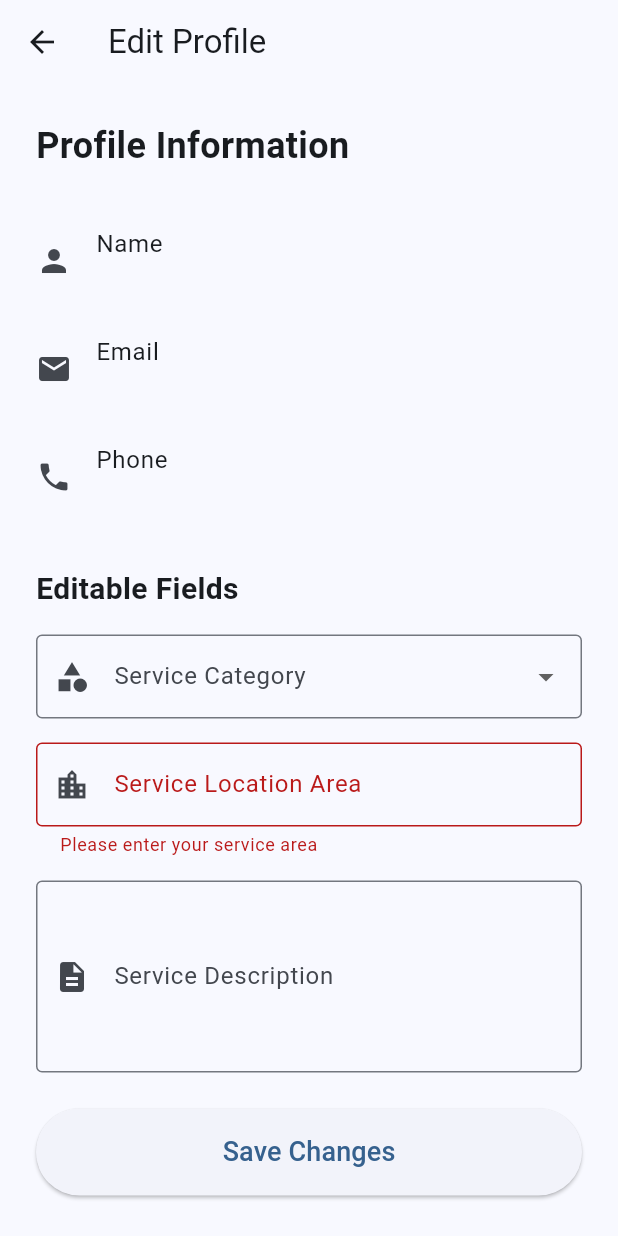
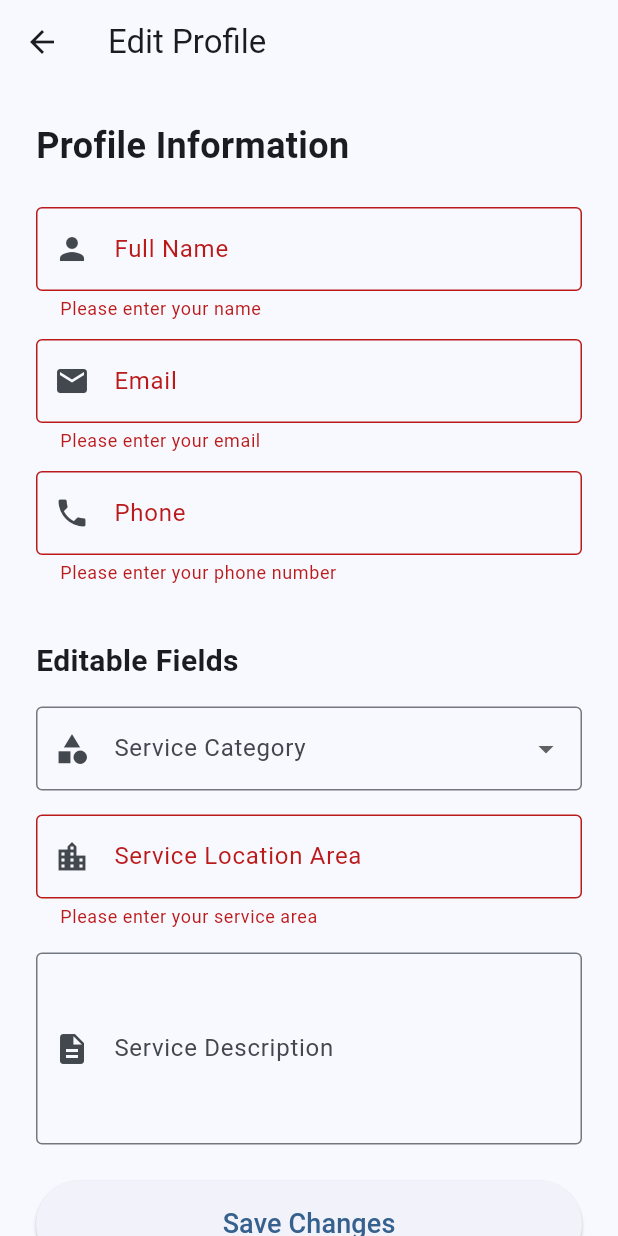
Before and after one commit to MiththikaSamarathunga/ServiceGo, a Flutter app: the ProviderProfileScreen screen opened directly with empty values, after a tap on "Save Changes", on a phone screen of 412 x 824 dp. Run offline on Flutter 3.47's test engine with Material 3 defaults, Android fonts, the phone set to English and light mode, and no system bars; our stand-ins replace cloud_firestore, firebase_auth, firebase_core, geolocator, permission_handler, shared_preferences; missing offline and left inert: flutter_phone_direct_caller; accounts and stored records are empty.

Commit message:
Updated Service Provider Profile Editability

```diff
--- a/lib/providers/auth_provider.dart
+++ b/lib/providers/auth_provider.dart
@@ -23,23 +23,13 @@ class AuthProvider extends ChangeNotifier {
         _currentUser = await _authService
             .getUserData(_authService.currentUser!.uid)
             .timeout(const Duration(seconds: 10));
-        // If no Firestore user document exists, create a minimal one so
-        // the app has profile data to work with. This avoids login getting
-        // stuck when the auth user exists but a profile doc was not written.
         if (_currentUser == null) {
-          final user = _authService.currentUser; // Firebase User
+          final user = _authService.currentUser;
           final uid = user!.uid;
           final email = user.email ?? '';
           final name = user.displayName ?? '';
-          // Default phone and userType; app can let user complete profile later.
           final phone = '';
-          // Do not default to 'customer' here — leave userType empty so
-          // the app's root routing does not incorrectly assume a customer
-          // while a real profile write is still propagating.
           final userType = '';
-
-          // Create the document (best-effort). If it fails, record error but
-          // still allow the app to continue.
           try {
             await _authService.createUserDocument(
               uid: uid,
@@ -79,15 +69,9 @@ class AuthProvider extends ChangeNotifier {
       _error = null;
       _isLoading = true;
       notifyListeners();
-      // Create the Firebase Auth user first so UI can navigate immediately.
-      // Perform Firestore writes in background to avoid blocking the UI.
       UserCredential userCredential = await FirebaseAuth.instance
           .createUserWithEmailAndPassword(email: email, password: password)
           .timeout(const Duration(seconds: 15));
-
-      // Fire-and-forget: create user document in Firestore without blocking
-      // the signup return. Log errors to _error if they occur but do not
-      // prevent navigation.
       _authService.createUserDocument(
         uid: userCredential.user!.uid,
         email: email,
@@ -97,8 +81,6 @@ class AuthProvider extends ChangeNotifier {
       ).catchError((e) {
         _error = 'Failed to write user data: $e';
       });
-
-      // Start loading user data in background (best-effort)
       loadUserData();
 
       _isLoading = false;
--- a/lib/screens/auth/register_screen.dart
+++ b/lib/screens/auth/register_screen.dart
@@ -116,10 +116,13 @@ class _RegisterScreenState extends State<RegisterScreen> {
                     prefixIcon: Icon(Icons.email),
                   ),
                   validator: (value) {
-                    if (value == null || value.isEmpty) {
+                    if (value == null || value.trim().isEmpty) {
                       return 'Please enter your email';
                     }
-                    if (!value.contains('@')) {
+                    final email = value.trim();
+                    // simple, robust email regex
+                    final emailRegex = RegExp(r'^[^@\s]+@[^@\s]+\.[^@\s]+$');
+                    if (!emailRegex.hasMatch(email)) {
                       return 'Please enter a valid email';
                     }
                     return null;
@@ -135,7 +138,7 @@ class _RegisterScreenState extends State<RegisterScreen> {
                     prefixIcon: Icon(Icons.phone),
                   ),
                   validator: (value) {
-                    if (value == null || value.isEmpty) {
+                    if (value == null || value.trim().isEmpty) {
                       return 'Please enter your phone number';
                     }
                     return null;
--- a/lib/screens/customer/category_providers_screen.dart
+++ b/lib/screens/customer/category_providers_screen.dart
@@ -19,17 +19,14 @@ class _CategoryProvidersScreenState extends State<CategoryProvidersScreen> {
   final FirestoreService _firestoreService = FirestoreService();
   final LocationService _locationService = LocationService();
   Position? _userPosition;
-  // location load state not used here (removed unused field)
-  // debug toggle removed - showing only production UI
+  @override
 
-  @override
   void initState() {
     super.initState();
     _loadUserLocation();
   }
 
   Future<void> _loadUserLocation() async {
-    // indicate start of async load (no visual loader used here)
 
     Position? position = await _locationService.getCurrentLocation();
 
@@ -46,7 +43,6 @@ class _CategoryProvidersScreenState extends State<CategoryProvidersScreen> {
         altitudeAccuracy: 0,
         headingAccuracy: 0,
       );
-      // finished loading
     });
   }
 
@@ -201,7 +197,6 @@ class _ProviderCard extends StatelessWidget {
                           ),
                         ),
                       ),
-                    // debug removed
                   ],
                 ),
               ),
--- a/lib/screens/provider/provider_dashboard_screen.dart
+++ b/lib/screens/provider/provider_dashboard_screen.dart
@@ -31,14 +31,10 @@ class _ProviderDashboardScreenState extends State<ProviderDashboardScreen> {
     return StreamBuilder<ServiceProviderModel?>(
       stream: _firestoreService.getServiceProvider(uid),
       builder: (context, snapshot) {
-        // Cache the most recent provider data to avoid flicker when the
-        // stream re-connects or data momentarily disappears.
         if (snapshot.hasData && snapshot.data != null) {
           _cachedProvider = snapshot.data;
         }
 
-        // Use cached data if available; only show loading if we have never
-        // received data before. This prevents flicker on reconnect.
         final provider = _cachedProvider;
         if (provider == null) {
           if (snapshot.connectionState == ConnectionState.waiting) {
--- a/lib/screens/provider/provider_profile_screen.dart
+++ b/lib/screens/provider/provider_profile_screen.dart
@@ -17,6 +17,9 @@ class _ProviderProfileScreenState extends State<ProviderProfileScreen> {
   final FirestoreService _firestoreService = FirestoreService();
 
   late TextEditingController _locationController;
+  late TextEditingController _nameController;
+  late TextEditingController _emailController;
+  late TextEditingController _phoneController;
   late TextEditingController _descriptionController;
   late String _serviceCategory;
   bool _isLoading = false;
@@ -24,6 +27,9 @@ class _ProviderProfileScreenState extends State<ProviderProfileScreen> {
   @override
   void initState() {
     super.initState();
+    _nameController = TextEditingController(text: widget.provider.name);
+    _emailController = TextEditingController(text: widget.provider.email);
+    _phoneController = TextEditingController(text: widget.provider.phone);
     _locationController = TextEditingController(text: widget.provider.location);
     _descriptionController = TextEditingController(text: widget.provider.description ?? '');
     _serviceCategory = widget.provider.serviceCategory;
@@ -31,6 +37,9 @@ class _ProviderProfileScreenState extends State<ProviderProfileScreen> {
 
   @override
   void dispose() {
+    _nameController.dispose();
+    _emailController.dispose();
+    _phoneController.dispose();
     _locationController.dispose();
     _descriptionController.dispose();
     super.dispose();
@@ -46,6 +55,9 @@ class _ProviderProfileScreenState extends State<ProviderProfileScreen> {
         await _firestoreService.updateServiceProvider(
           widget.provider.uid,
           {
+            'name': _nameController.text.trim(),
+            'email': _emailController.text.trim(),
+            'phone': _phoneController.text.trim(),
             'location': _locationController.text.trim(),
             'description': _descriptionController.text.trim(),
             'serviceCategory': _serviceCategory,
@@ -91,24 +103,57 @@ class _ProviderProfileScreenState extends State<ProviderProfileScreen> {
                   style: TextStyle(fontSize: 24, fontWeight: FontWeight.bold),
                 ),
                 const SizedBox(height: 24),
-                ListTile(
-                  leading: const Icon(Icons.person),
-                  title: const Text('Name'),
-                  subtitle: Text(widget.provider.name),
-                  contentPadding: EdgeInsets.zero,
+                TextFormField(
+                  controller: _nameController,
+                  decoration: const InputDecoration(
+                    labelText: 'Full Name',
+                    border: OutlineInputBorder(),
+                    prefixIcon: Icon(Icons.person),
+                  ),
+                  validator: (value) {
+                    if (value == null || value.trim().isEmpty) {
+                      return 'Please enter your name';
+                    }
+                    return null;
+                  },
                 ),
-                ListTile(
-                  leading: const Icon(Icons.email),
-                  title: const Text('Email'),
-                  subtitle: Text(widget.provider.email),
-                  contentPadding: EdgeInsets.zero,
+                const SizedBox(height: 12),
+                TextFormField(
+                  controller: _emailController,
+                  decoration: const InputDecoration(
+                    labelText: 'Email',
+                    border: OutlineInputBorder(),
+                    prefixIcon: Icon(Icons.email),
+                  ),
+                  keyboardType: TextInputType.emailAddress,
+                  validator: (value) {
+                    if (value == null || value.trim().isEmpty) {
+                      return 'Please enter your email';
+                    }
+                    final emailRegex = RegExp(r"^[\w-\.]+@([\w-]+\.)+[\w-]{2,4}");
+                    if (!emailRegex.hasMatch(value.trim())) {
+                      return 'Please enter a valid email';
+                    }
+                    return null;
+                  },
                 ),
-                ListTile(
-                  leading: const Icon(Icons.phone),
-                  title: const Text('Phone'),
-                  subtitle: Text(widget.provider.phone),
-                  contentPadding: EdgeInsets.zero,
+                const SizedBox(height: 12),
+                TextFormField(
+                  controller: _phoneController,
+                  decoration: const InputDecoration(
+                    labelText: 'Phone',
+                    border: OutlineInputBorder(),
+                    prefixIcon: Icon(Icons.phone),
+                  ),
+                  keyboardType: TextInputType.phone,
+                  validator: (value) {
+                    if (value == null || value.trim().isEmpty) {
+                      return 'Please enter your phone number';
+                    }
+                    return null;
+                  },
                 ),
+                const SizedBox(height: 12),
                 const SizedBox(height: 24),
                 const Text(
                   'Editable Fields',
--- a/lib/services/auth_service.dart
+++ b/lib/services/auth_service.dart
@@ -37,9 +37,6 @@ class AuthService {
     }
   }
 
-  /// Create or update a user document in Firestore. This is separated from
-  /// the authentication call so callers can perform the write in background
-  /// without blocking UI navigation.
   Future<void> createUserDocument({
     required String uid,
     required String email,
```
Also changed, not shown: lib/main.dart (+0 -10 lines), lib/screens/auth/provider_registration_screen.dart (+0 -10 lines), lib/screens/customer/provider_detail_screen.dart (+1 -11 lines), lib/services/location_service.dart (+5 -88 lines).
